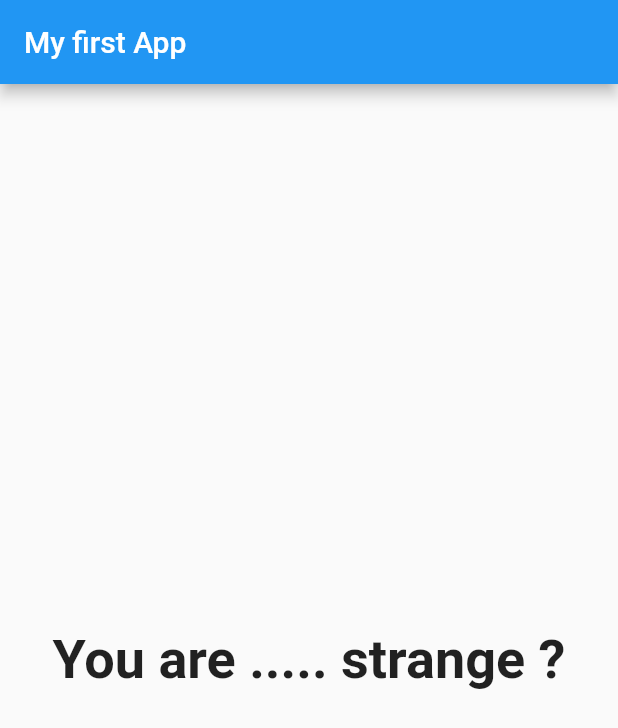
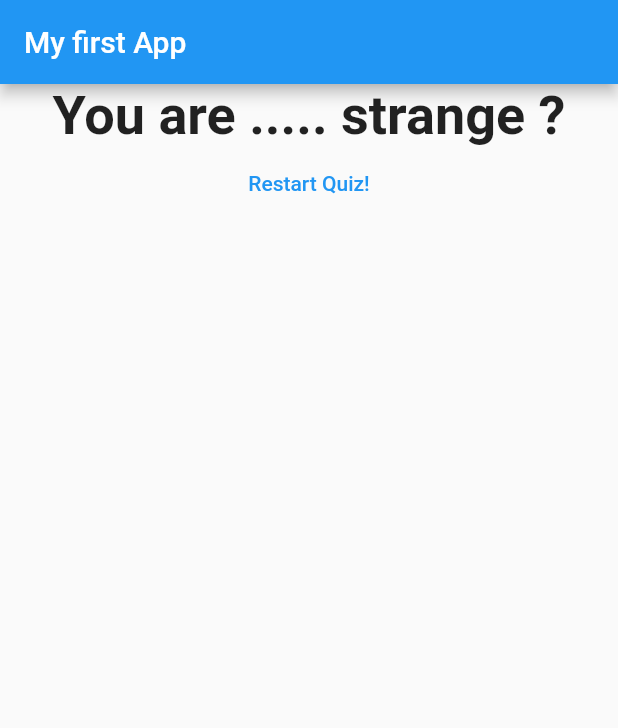
Before and after one commit to ahad92/quiz_flutter, a Flutter app: the screen it shows after launch, after a tap on "Black", after a tap on "Snake", after a tap on "Ahmad", on a phone screen of 412 x 824 dp. Shown: the top 728 px of the screen. Run offline on Flutter 3.47's test engine with Material 2 defaults, Android fonts, the phone set to English and light mode, and no system bars.

Commit message:
added restart quiz button

```diff
--- a/lib/main.dart
+++ b/lib/main.dart
@@ -2,10 +2,6 @@ import 'package:flutter/material.dart';
 import 'package:my_app/result.dart';
 import './quiz.dart';
 import './result.dart';
-
-// void main() {
-//   runApp(MyApp());
-// }
 
 void main() => runApp(MyApp());
 
@@ -47,6 +43,13 @@ class _MyAppState extends State<MyApp> {
   var _questionIndex = 0;
   var _totalScore = 0;
 
+  void _resetQiuz() {
+    setState(() {
+      _questionIndex = 0;
+      _totalScore = 0;
+    });
+  }
+
   void _answerQuestion(int score) {
     // var aBool = true;
     // aBool = false;
@@ -65,13 +68,10 @@ class _MyAppState extends State<MyApp> {
 
   @override
   Widget build(BuildContext context) {
-    // var dummy = ['Hello'];
-    // dummy.add('Max');
-    // print(dummy);
-
     // questions = []; //this doesn't work if question is a const
 
     return MaterialApp(
+      debugShowCheckedModeBanner: false,
       home: Scaffold(
         appBar: AppBar(
           title: Text(
@@ -83,7 +83,7 @@ class _MyAppState extends State<MyApp> {
                 answerQuestion: _answerQuestion,
                 questionIndex: _questionIndex,
                 questions: _questions)
-            : Result(_totalScore),
+            : Result(_totalScore, _resetQiuz),
       ),
     );
   }
--- a/lib/result.dart
+++ b/lib/result.dart
@@ -2,7 +2,9 @@ import 'package:flutter/material.dart';
 
 class Result extends StatelessWidget {
   final int resultScore;
-  Result(this.resultScore);
+  final Function resetHandler;
+
+  Result(this.resultScore, this.resetHandler);
 
   String get resultPhrase {
     var resultText = 'You did it';
@@ -21,11 +23,18 @@ class Result extends StatelessWidget {
   @override
   Widget build(BuildContext context) {
     return Center(
-      child: Text(
-        resultPhrase,
-        style: TextStyle(fontSize: 36, fontWeight: FontWeight.bold),
-        textAlign: TextAlign.center,
-      ),
+      child: Column(children: <Widget>[
+        Text(
+          resultPhrase,
+          style: TextStyle(fontSize: 36, fontWeight: FontWeight.bold),
+          textAlign: TextAlign.center,
+        ),
+        FlatButton(
+          child: Text('Restart Quiz!'),
+          textColor: Colors.blue,
+          onPressed: resetHandler,
+        )
+      ]),
     );
   }
 }
```
Also changed, not shown: 2 other files.
